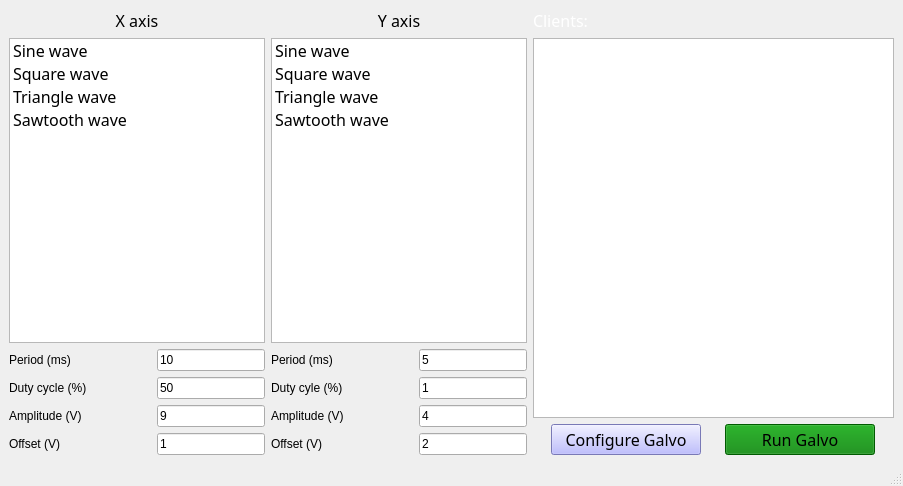
First picture: the form in pylabnet/gui/pyqt/gui_templates/galvo_scan.ui, repository lukingroup/pylabnet, before the edit.
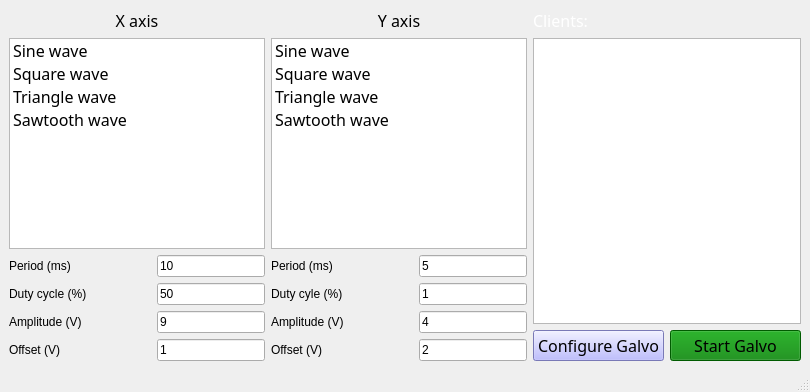
Second picture: the form after the edit.

Commit message: galvo scan config functions

What changed in the file:
```diff
--- a/pylabnet/gui/pyqt/gui_templates/galvo_scan.ui
+++ b/pylabnet/gui/pyqt/gui_templates/galvo_scan.ui
@@ -6,12 +6,12 @@
    <rect>
     <x>0</x>
     <y>0</y>
-    <width>903</width>
-    <height>486</height>
+    <width>810</width>
+    <height>392</height>
    </rect>
   </property>
   <property name="sizePolicy">
-   <sizepolicy hsizetype="Expanding" vsizetype="Expanding">
+   <sizepolicy hsizetype="Fixed" vsizetype="Fixed">
     <horstretch>0</horstretch>
     <verstretch>0</verstretch>
    </sizepolicy>
@@ -414,7 +414,7 @@
            <string notr="true">background-color: green;</string>
           </property>
           <property name="text">
-           <string>Run Galvo</string>
+           <string>Start Galvo</string>
           </property>
           <property name="checkable">
            <bool>false</bool>
```
Left out of the diff: 24 changed lines with no effect on the pictures. The commit also changes 1 other file.
